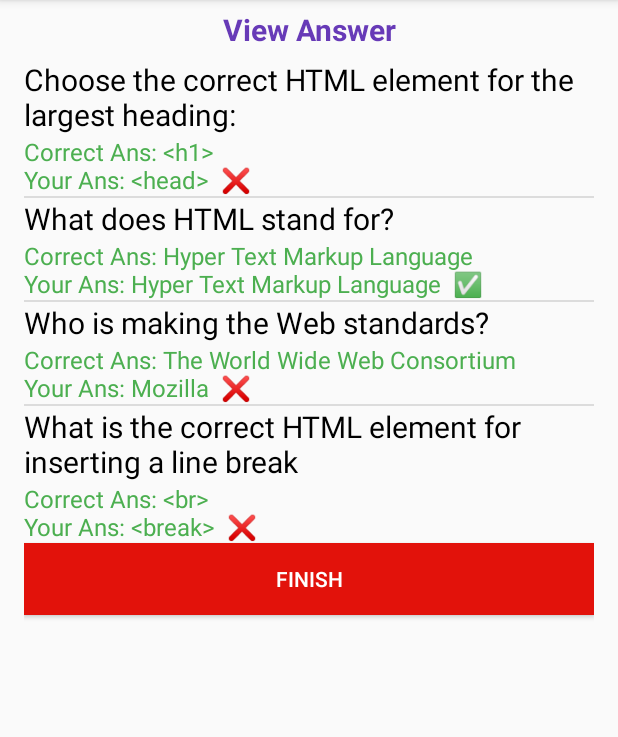
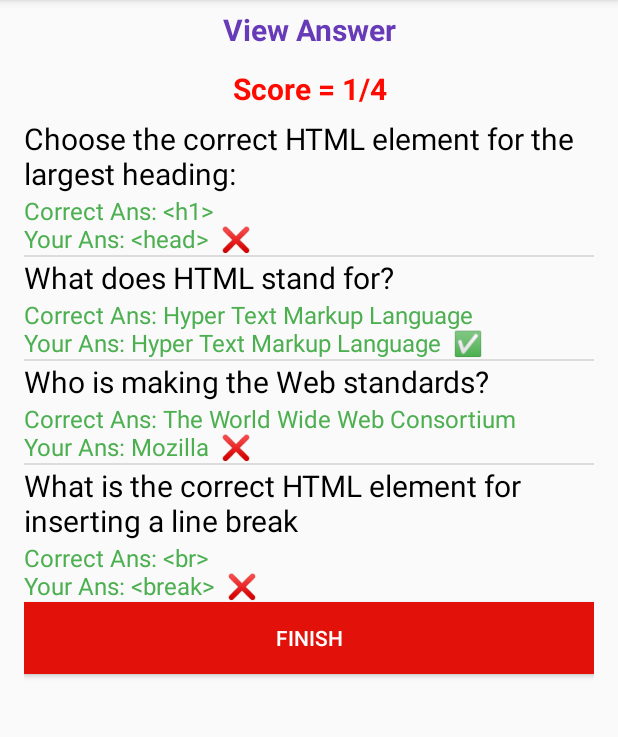
Before and after one commit to Kanyip10/Client, an Android app: the TestActivity screen opened directly, with no data from a screen before it, after a tap on "<BREAK>", on a phone screen of 412 x 824 dp, the part 84-821 px from its top. Run offline under Robolectric (Android 15) with nearby library versions, the phone set to English and light mode, and no system bars; libraries missing offline, so code that uses them is left out: junit.framework; 2 statements that could not run were skipped; 3 other taps on this screen came first.

Commit message:
update test

```diff
--- a/app/src/main/java/com/html5killer/TestActivity.java
+++ b/app/src/main/java/com/html5killer/TestActivity.java
@@ -37,8 +37,7 @@ public class TestActivity extends AppCompatActivity {
     private  static String[] uAnswer = {"1", "2", "3", "4"};
     private static int countQ = 0;
 
-    private static String[] test1={};
-    private static int count = 0;
+    private static int countCorrect = 0;
 
     private void initSharedPreferences(){
         Bundle bundle = getIntent().getExtras();
@@ -66,19 +65,18 @@ public class TestActivity extends AppCompatActivity {
             @Override
             public void onClick(View view){
 
+                uAnswer[countQ] = (String)mButtonChoice1.getText();
+                countQ++;
 
                 if (mButtonChoice1.getText() == mAnswer){
                     mScore = mScore + 1;
-                    uAnswer[countQ] = (String)mButtonChoice1.getText();
-                    countQ++;
+                    countCorrect++;
                     updateScore(mScore);
                     updateQuestion();
 
                     Toast.makeText(TestActivity.this, "correct", Toast.LENGTH_SHORT).show();
 
                 }else {
-                    uAnswer[countQ] = (String)mButtonChoice1.getText();
-                    countQ++;
                     Toast.makeText(TestActivity.this, "wrong", Toast.LENGTH_SHORT).show();
                     updateQuestion();
                 }
@@ -92,19 +90,18 @@ public class TestActivity extends AppCompatActivity {
             @Override
             public void onClick(View view){
 
+                uAnswer[countQ] = (String)mButtonChoice2.getText();
+                countQ++;
 
                 if (mButtonChoice2.getText() == mAnswer){
                     mScore = mScore + 1;
-                    uAnswer[countQ] = (String)mButtonChoice2.getText();
-                    countQ++;
+                    countCorrect++;
                     updateScore(mScore);
                     updateQuestion();
 
                     Toast.makeText(TestActivity.this, "correct", Toast.LENGTH_SHORT).show();
 
                 }else {
-                    uAnswer[countQ] = (String)mButtonChoice2.getText();
-                    countQ++;
                     Toast.makeText(TestActivity.this, "wrong", Toast.LENGTH_SHORT).show();
                     updateQuestion();
                 }
@@ -119,19 +116,18 @@ public class TestActivity extends AppCompatActivity {
             @Override
             public void onClick(View view){
 
+                uAnswer[countQ] = (String)mButtonChoice3.getText();
+                countQ++;
 
                 if (mButtonChoice3.getText() == mAnswer){
                     mScore = mScore + 1;
-                    uAnswer[countQ] = (String)mButtonChoice3.getText();
-                    countQ++;
+                    countCorrect++;
                     updateScore(mScore);
                     updateQuestion();
 
                     Toast.makeText(TestActivity.this, "correct", Toast.LENGTH_SHORT).show();
 
                 }else {
-                    uAnswer[countQ] = (String)mButtonChoice3.getText();
-                    countQ++;
                     Toast.makeText(TestActivity.this, "wrong", Toast.LENGTH_SHORT).show();
                     updateQuestion();
                 }
@@ -145,18 +141,17 @@ public class TestActivity extends AppCompatActivity {
             @Override
             public void onClick(View view){
 
+                uAnswer[countQ] = (String)mButtonChoice4.getText();
+                countQ++;
 
                 if (mButtonChoice4.getText() == mAnswer){
                     mScore = mScore + 1;
-                    uAnswer[countQ] = (String)mButtonChoice4.getText();
-                    countQ++;
+                    countCorrect++;
                     updateScore(mScore);
                     updateQuestion();
                     Toast.makeText(TestActivity.this, "correct", Toast.LENGTH_SHORT).show();
 
                 }else {
-                    uAnswer[countQ] = (String)mButtonChoice4.getText();
-                    countQ++;
                     Toast.makeText(TestActivity.this, "wrong", Toast.LENGTH_SHORT).show();
                     updateQuestion();
                 }
@@ -172,8 +167,6 @@ public class TestActivity extends AppCompatActivity {
 
     private void updateQuestion(){
         if(mQuestionLibrary.getQuestion(mQuestionNumber) == null){
-            test1 = uAnswer;
-            count = countQ;
             testResult();
         } else {
             mQuestionView.setText(mQuestionLibrary.getQuestion(mQuestionNumber));
@@ -214,5 +207,9 @@ public class TestActivity extends AppCompatActivity {
         return countQ;
     }
 
+    public int getCountCorrect(){
+        return countCorrect;
+    }
+
     public String[] getArray(){return uAnswer;}
 }
--- a/app/src/main/java/com/html5killer/TestResultActivity.java
+++ b/app/src/main/java/com/html5killer/TestResultActivity.java
@@ -41,11 +41,10 @@ public class TestResultActivity extends AppCompatActivity {
     private int mScore = 0;
     private int mQuestionNumber = 0;
 */
+    private TextView mScoreView;
     private String mToken;
     private String mEmail;
     private Button mBtFinish;
-    public static final String RED = "\u001B[31m";
-    public static final String RESET = "\u001B[0m";
 
 
     @Override
@@ -53,9 +52,13 @@ public class TestResultActivity extends AppCompatActivity {
 
         super.onCreate(savedInstanceState);
         setContentView(R.layout.activity_test_result);
+
+        mScoreView = (TextView)findViewById(R.id.score);
         mBtFinish = (Button) findViewById(R.id.btn_finish);
 
+        mScoreView.setText("Score = " + mTestActivity.getCountCorrect() + "/" + mTestActivity.getCountQ());
         mBtFinish.setOnClickListener(view -> finishing());
+
 
         ListView resultListView = (ListView) findViewById(R.id.answer);
 
--- a/app/src/main/res/layout/activity_test_result.xml
+++ b/app/src/main/res/layout/activity_test_result.xml
@@ -21,12 +21,24 @@
         android:textSize="20sp"
         android:textStyle="bold" />
 
+    <TextView
+        android:id="@+id/score"
+        android:layout_width="match_parent"
+        android:layout_height="wrap_content"
+        android:layout_below="@+id/viewAns"
+        android:padding="6dp"
+        android:text="Score"
+        android:textAlignment="center"
+        android:textColor="#ff0a00"
+        android:textSize="20sp"
+        android:textStyle="bold" />
+
 
     <ListView
         android:id="@+id/answer"
         android:layout_width="wrap_content"
         android:layout_height="wrap_content"
-        android:layout_below="@+id/viewAns" />
+        android:layout_below="@+id/score" />
 
 
 
```
